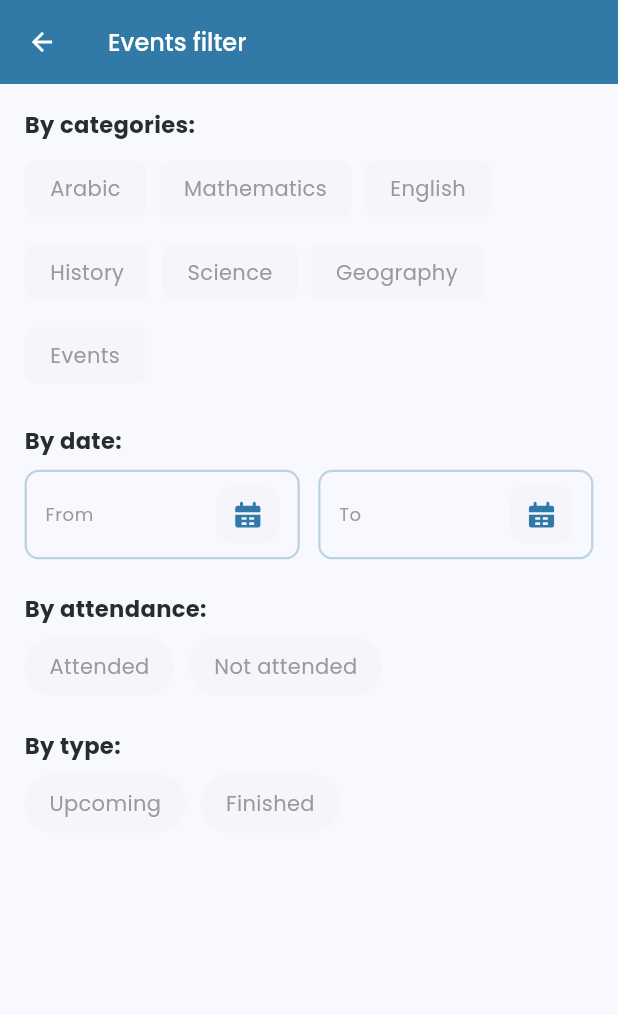
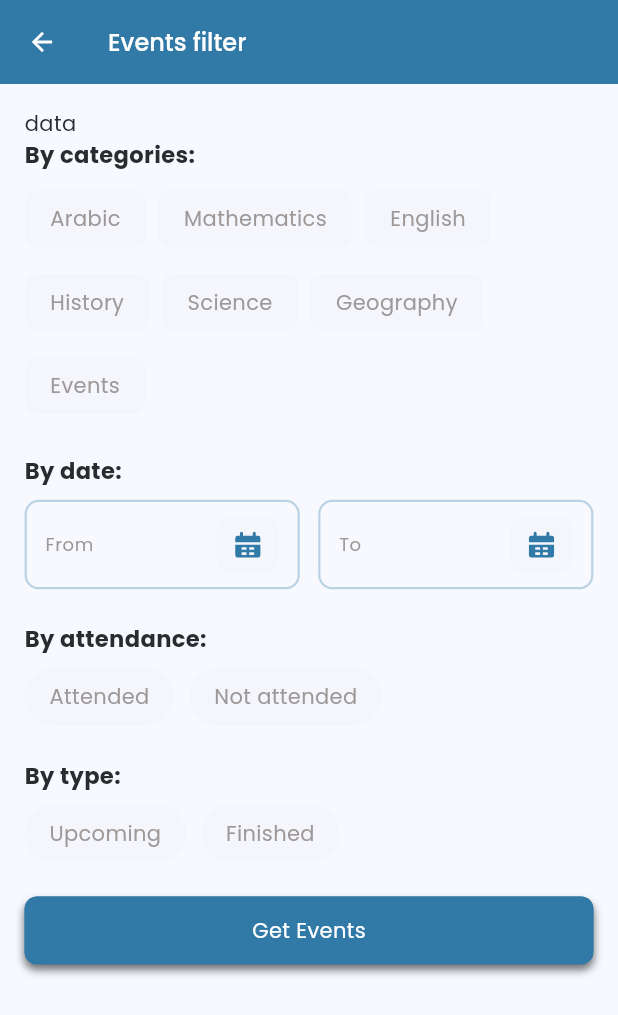
Before and after one commit to MostafaQurany/V-School, a Flutter app: the EventsFilterScreen screen opened by its route, on a phone screen of 412 x 824 dp. Shown: the top 1015 px of the screen. Run offline on Flutter 3.47's test engine with Material 3 defaults, Android fonts, the phone set to English and light mode, and no system bars; our stand-ins replace bloc, cached_network_image, dio, flutter_bloc, flutter_screenutil, flutter_secure_storage and 6 more; accounts and stored records are empty; generated files the repository leaves out were written again; network calls fail.

Commit message:
- api_service.dart add the getFilteredEvents function that use EventFilterRequest to fitch events - create event_filter_listener_state.dart that handle events_cubit.dart states for filtering - event_filter_request.dart the class for events filter request - event_filter_screen.dart the main filtering screen - event_filter_section_title.dart the widget the has the title of filter - events_cubit.dart add the searchEventsLocally and fetchEventsFilter functions - events_list_search_bar_filter.dart make the search bar working where searching in the local events that has get - events_repo.dart add getFilteredEvents function that get the filtered events - events_state.dart getEventsFilterLoading ,getEventsFilterError and getEventsFilterSuccess states to handle the fetchEventsFilter function states

```diff
--- a/lib/core/networking/api_service.dart
+++ b/lib/core/networking/api_service.dart
@@ -5,6 +5,7 @@ import 'package:v_school/features/authentication/data/model/forget_password_requ
 import 'package:v_school/features/authentication/data/model/forget_password_response.dart';
 import 'package:v_school/features/authentication/data/model/login_request.dart';
 import 'package:v_school/features/authentication/data/model/login_response.dart';
+import 'package:v_school/features/events/data/models/event_filter_request.dart';
 import 'package:v_school/features/events/data/models/get_event_response.dart';
 
 part 'api_service.g.dart';
@@ -24,7 +25,13 @@ abstract class ApiService {
     @Body() ForgetPasswordRequest request,
   );
 
-  // Events get , attend ,attended
+  // Events get
   @GET(ApiConstants.getEvents)
   Future<GetEventResponse> getEvents();
+
+  // Events Filtered
+  @GET(ApiConstants.getEvents)
+  Future<GetEventResponse> getFilteredEvents({
+    @Queries() EventFilterRequest? filter,
+  });
 }
--- a/lib/core/route/app_router.dart
+++ b/lib/core/route/app_router.dart
@@ -8,8 +8,8 @@ import 'package:v_school/features/authentication/ui/login_screen.dart';
 import 'package:v_school/features/authentication/ui/splash_screen.dart';
 import 'package:v_school/features/events/cubit/events_cubit.dart';
 import 'package:v_school/features/events/data/models/get_event_response.dart';
+import 'package:v_school/features/events/ui/eventFilter/event_filter_screen.dart';
 import 'package:v_school/features/events/ui/event_details_screen.dart';
-import 'package:v_school/features/events/ui/widgets/eventFilter/event_filter_screen.dart';
 import 'package:v_school/features/events/ui/events_list_screen.dart';
 import 'package:v_school/features/home/ui/home_screen.dart';
 
--- a/lib/core/widgets/custom_button.dart
+++ b/lib/core/widgets/custom_button.dart
@@ -32,7 +32,13 @@ class CustomButton extends StatelessWidget {
           ),
         ),
         onPressed: onTap,
-        child: Text(text),
+        child: Text(
+          text,
+          style: Theme.of(context)
+              .textTheme
+              .bodyMedium!
+              .copyWith(color: AppColors.white),
+        ),
       ),
     );
   }
--- a/lib/features/events/cubit/events_cubit.dart
+++ b/lib/features/events/cubit/events_cubit.dart
@@ -1,5 +1,6 @@
 import 'package:bloc/bloc.dart';
 import 'package:freezed_annotation/freezed_annotation.dart';
+import 'package:v_school/features/events/data/models/event_filter_request.dart';
 import 'package:v_school/features/events/data/models/get_event_response.dart';
 import 'package:v_school/features/events/repo/events_repo.dart';
 
@@ -8,26 +9,59 @@ part 'events_state.dart';
 
 class EventsCubit extends Cubit<EventsState> {
   EventsRepo _eventsRepo;
-  EventsCubit(
-    this._eventsRepo,
-  ) : super(const EventsState.initial());
+  EventsCubit(this._eventsRepo) : super(const EventsState.initial());
 
-  List<Event> events = [];
+  List<Event> events = []; // Full list of loaded events
+  List<Event> _filteredEvents = []; // Internal filtered list
 
   Future<void> fetchEvents() async {
     if (events.isNotEmpty) {
       emit(EventsState.getEventsSuccess(events));
     }
     emit(EventsState.getEventsLoading());
+
     final res = await _eventsRepo.getEvents();
     res.when(
       success: (data) {
         events = data.events ?? [];
-        emit(EventsState.getEventsSuccess(events));
+        _filteredEvents = events; // set default
+        emit(EventsState.getEventsSuccess(_filteredEvents));
       },
       error: (message) {
         emit(EventsState.getEventsError(message));
       },
     );
   }
+
+  void searchEventsLocally(String query) {
+    if (query.trim().isEmpty) {
+      emit(EventsState.getEventsSuccess(events));
+      return;
+    }
+
+    final result = events.where((event) {
+      return event.name?.toLowerCase().contains(query.toLowerCase()) ?? false;
+    }).toList();
+
+    emit(EventsState.getEventsSuccess(result));
+  }
+
+  // The filtering from server side (already exists)
+  List<Event> eventsFilters = [];
+
+  Future<void> fetchEventsFilter(EventFilterRequest eventFilterRequest) async {
+    emit(EventsState.getEventsFilterLoading());
+    final res = await _eventsRepo.getFilteredEvents(
+      eventFilterRequest: eventFilterRequest,
+    );
+    res.when(
+      success: (data) {
+        eventsFilters = data.events ?? [];
+        emit(EventsState.getEventsFilterSuccess(eventsFilters));
+      },
+      error: (message) {
+        emit(EventsState.getEventsFilterError(message));
+      },
+    );
+  }
 }
--- a/lib/features/events/cubit/events_state.dart
+++ b/lib/features/events/cubit/events_state.dart
@@ -7,4 +7,9 @@ class EventsState with _$EventsState {
   const factory EventsState.getEventsError(String message) = GetEventsError;
   const factory EventsState.getEventsSuccess(List<Event> events) =
       GetEventsSuccess;
+  const factory EventsState.getEventsFilterLoading() = GetEventsFilterLoading;
+  const factory EventsState.getEventsFilterError(String message) =
+      GetEventsFilterError;
+  const factory EventsState.getEventsFilterSuccess(List<Event> events) =
+      GetEventsFilterSuccess;
 }
--- /dev/null
+++ b/lib/features/events/data/models/event_filter_request.dart
@@ -0,0 +1,37 @@
+import 'package:json_annotation/json_annotation.dart';
+
+part 'event_filter_request.g.dart';
+
+@JsonSerializable()
+class EventFilterRequest {
+  @JsonKey(name: 'start_date')
+  final String? startDate;
+
+  @JsonKey(name: 'is_attend', toJson: _boolToInt)
+  final bool? isAttend;
+
+  @JsonKey(toJson: _boolToInt)
+  final bool? attened; // note: backend uses "attened" not "attended"
+
+  final int? category;
+
+  @JsonKey(toJson: _boolToInt)
+  final bool? finished;
+
+  EventFilterRequest({
+    this.startDate,
+    this.isAttend,
+    this.attened,
+    this.category,
+    this.finished,
+  });
+
+  /// Converts this object to a Map<String, dynamic> suitable for Retrofit @Queries()
+  Map<String, dynamic> toJson() => _$EventFilterRequestToJson(this);
+
+  factory EventFilterRequest.fromJson(Map<String, dynamic> json) =>
+      _$EventFilterRequestFromJson(json);
+
+  // Helper function for boolean to int conversion
+  static int? _boolToInt(bool? value) => value == null ? null : (value ? 1 : 0);
+}
--- a/lib/features/events/ui/widgets/eventFilter/event_filter_by_attendance.dart
+++ b/lib/features/events/ui/eventFilter/event_filter_by_attendance.dart
@@ -1,7 +1,7 @@
 import 'package:flutter/material.dart';
 import 'package:flutter_screenutil/flutter_screenutil.dart';
 import 'package:v_school/core/theme/app_colors.dart';
-import 'package:v_school/features/events/ui/widgets/eventFilter/event_filter_section_title.dart';
+import 'package:v_school/features/events/ui/eventFilter/event_filter_section_title.dart';
 
 class EventFilterByAttendance extends StatefulWidget {
   const EventFilterByAttendance({super.key});
--- a/lib/features/events/ui/widgets/eventFilter/event_filter_by_categories.dart
+++ b/lib/features/events/ui/eventFilter/event_filter_by_categories.dart
@@ -1,7 +1,7 @@
 import 'package:flutter/material.dart';
 import 'package:flutter_screenutil/flutter_screenutil.dart';
 import 'package:v_school/core/theme/app_colors.dart';
-import 'package:v_school/features/events/ui/widgets/eventFilter/event_filter_section_title.dart';
+import 'package:v_school/features/events/ui/eventFilter/event_filter_section_title.dart';
 
 class EventFilterByCategories extends StatefulWidget {
   final List<String> categories;
--- a/lib/features/events/ui/widgets/eventFilter/event_filter_by_date.dart
+++ b/lib/features/events/ui/eventFilter/event_filter_by_date.dart
@@ -4,7 +4,7 @@ import 'package:flutter_svg/flutter_svg.dart';
 import 'package:intl/intl.dart';
 import 'package:v_school/core/theme/app_colors.dart';
 import 'package:v_school/core/utils/app_assets.dart';
-import 'package:v_school/features/events/ui/widgets/eventFilter/event_filter_section_title.dart';
+import 'package:v_school/features/events/ui/eventFilter/event_filter_section_title.dart';
 
 class EventFilterByDate extends StatefulWidget {
   const EventFilterByDate({super.key});
--- /dev/null
+++ b/lib/features/events/ui/eventFilter/event_filter_listener_state.dart
@@ -0,0 +1,47 @@
+import 'package:flutter/material.dart';
+import 'package:flutter_bloc/flutter_bloc.dart';
+import 'package:go_router/go_router.dart';
+import 'package:v_school/features/events/cubit/events_cubit.dart';
+
+class EventFilterListenerState extends StatelessWidget {
+  final Widget child;
+  const EventFilterListenerState({super.key, required this.child});
+
+  @override
+  Widget build(BuildContext context) {
+    return BlocListener<EventsCubit, EventsState>(
+      listenWhen: (previous, current) {
+        return current is GetEventsFilterLoading ||
+            current is GetEventsFilterError ||
+            current is GetEventsFilterSuccess;
+      },
+      listener: (context, state) {
+        state.whenOrNull(
+          getEventsFilterLoading: () {
+            ScaffoldMessenger.of(context).showSnackBar(
+              const SnackBar(
+                content: Text("Loading"),
+              ),
+            );
+          },
+          getEventsFilterError: (message) {
+            ScaffoldMessenger.of(context).showSnackBar(
+              SnackBar(
+                content: Text(message),
+              ),
+            );
+          },
+          getEventsFilterSuccess: (events) {
+            ScaffoldMessenger.of(context).showSnackBar(
+              const SnackBar(
+                content: Text("Success"),
+              ),
+            );
+            context.pop();
+          },
+        );
+      },
+      child: child,
+    );
+  }
+}
--- /dev/null
+++ b/lib/features/events/ui/eventFilter/event_filter_screen.dart
@@ -0,0 +1,66 @@
+import 'package:flutter/material.dart';
+import 'package:flutter_bloc/flutter_bloc.dart';
+import 'package:flutter_screenutil/flutter_screenutil.dart';
+import 'package:v_school/core/widgets/custom_button.dart';
+import 'package:v_school/features/events/cubit/events_cubit.dart';
+import 'package:v_school/features/events/data/models/event_filter_request.dart';
+import 'package:v_school/features/events/ui/eventFilter/event_filter_by_attendance.dart';
+import 'package:v_school/features/events/ui/eventFilter/event_filter_by_categories.dart';
+import 'package:v_school/features/events/ui/eventFilter/event_filter_by_date.dart';
+import 'package:v_school/features/events/ui/eventFilter/event_filter_listener_state.dart';
+
+class EventsFilterScreen extends StatefulWidget {
+  const EventsFilterScreen({super.key});
+
+  @override
+  State<EventsFilterScreen> createState() => _EventsFilterScreenState();
+}
+
+class _EventsFilterScreenState extends State<EventsFilterScreen> {
+  final List<String> categories = [
+    'Arabic',
+    'Mathematics',
+    'English',
+    'History',
+    'Science',
+    'Geography',
+    'Events'
+  ];
+
+  @override
+  Widget build(BuildContext context) {
+    return Scaffold(
+      appBar: AppBar(
+        title: const Text('Events filter'),
+        leading: const BackButton(),
+      ),
+      body: Padding(
+        padding: EdgeInsets.all(16.w),
+        child: SingleChildScrollView(
+          child: EventFilterListenerState(
+            child: Column(
+              crossAxisAlignment: CrossAxisAlignment.start,
+              children: [
+                Text("data"),
+                EventFilterByCategories(categories: categories),
+                SizedBox(height: 24.h),
+                const EventFilterByDate(),
+                SizedBox(height: 24.h),
+                const EventFilterByAttendance(),
+                SizedBox(height: 24.h),
+                CustomButton(
+                  text: "Get Events",
+                  onTap: () {
+                    context.read<EventsCubit>().fetchEventsFilter(
+                          EventFilterRequest(),
+                        );
+                  },
+                ),
+              ],
+            ),
+          ),
+        ),
+      ),
+    );
+  }
+}
--- a/lib/features/events/ui/widgets/eventFilter/event_filter_screen.dart
+++ /dev/null
@@ -1,50 +0,0 @@
-import 'package:flutter/material.dart';
-import 'package:flutter_screenutil/flutter_screenutil.dart';
-import 'package:intl/intl.dart';
-import 'package:v_school/features/events/ui/widgets/eventFilter/event_filter_by_attendance.dart';
-import 'package:v_school/features/events/ui/widgets/eventFilter/event_filter_by_categories.dart';
-import 'package:v_school/features/events/ui/widgets/eventFilter/event_filter_by_date.dart';
-
-class EventsFilterScreen extends StatefulWidget {
-  const EventsFilterScreen({super.key});
-
-  @override
-  State<EventsFilterScreen> createState() => _EventsFilterScreenState();
-}
-
-class _EventsFilterScreenState extends State<EventsFilterScreen> {
-  final List<String> categories = [
-    'Arabic',
-    'Mathematics',
-    'English',
-    'History',
-    'Science',
-    'Geography',
-    'Events'
-  ];
-
-  @override
-  Widget build(BuildContext context) {
-    return Scaffold(
-      appBar: AppBar(
-        title: const Text('Events filter'),
-        leading: const BackButton(),
-      ),
-      body: Padding(
-        padding: EdgeInsets.all(16.w),
-        child: SingleChildScrollView(
-          child: Column(
-            crossAxisAlignment: CrossAxisAlignment.start,
-            children: [
-              EventFilterByCategories(categories: categories),
-              SizedBox(height: 24.h),
-              const EventFilterByDate(),
-              SizedBox(height: 24.h),
-              const EventFilterByAttendance()
-            ],
-          ),
-        ),
-      ),
-    );
-  }
-}
--- a/lib/features/events/ui/widgets/events_list_search_bar_filter.dart
+++ b/lib/features/events/ui/widgets/events_list_search_bar_filter.dart
@@ -1,10 +1,12 @@
 import 'package:flutter/material.dart';
+import 'package:flutter_bloc/flutter_bloc.dart';
 import 'package:flutter_screenutil/flutter_screenutil.dart';
 import 'package:flutter_svg/flutter_svg.dart';
 import 'package:go_router/go_router.dart';
 import 'package:v_school/core/route/Routes.dart';
 import 'package:v_school/core/theme/app_colors.dart';
 import 'package:v_school/core/utils/app_assets.dart';
+import 'package:v_school/features/events/cubit/events_cubit.dart';
 
 class EventsListSearchBarFilter extends StatelessWidget {
   const EventsListSearchBarFilter({Key? key}) : super(key: key);
@@ -17,7 +19,9 @@ class EventsListSearchBarFilter extends StatelessWidget {
         children: [
           Expanded(
             child: TextFormField(
-              controller: TextEditingController(),
+              onChanged: (value) {
+                context.read<EventsCubit>().searchEventsLocally(value);
+              },
               decoration: InputDecoration(
                 prefixIcon: Padding(
                   padding: EdgeInsets.all(
```
Also changed, not shown: lib/features/events/repo/events_repo.dart (+15 -0 lines), lib/core/networking/api_service.g.dart, lib/features/events/cubit/events_cubit.freezed.dart, lib/features/events/data/models/event_filter_request.g.dart (added), lib/features/events/ui/eventFilter/event_filter_section_title.dart (renamed from lib/features/events/ui/widgets/eventFilter/event_filter_section_title.dart).
